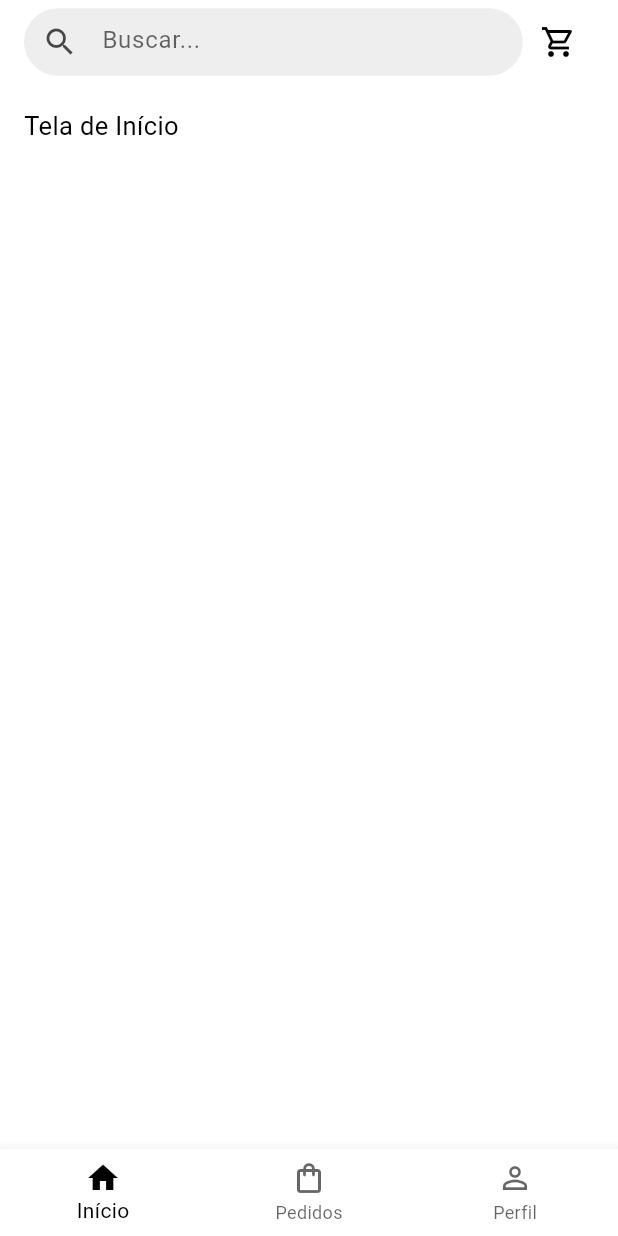
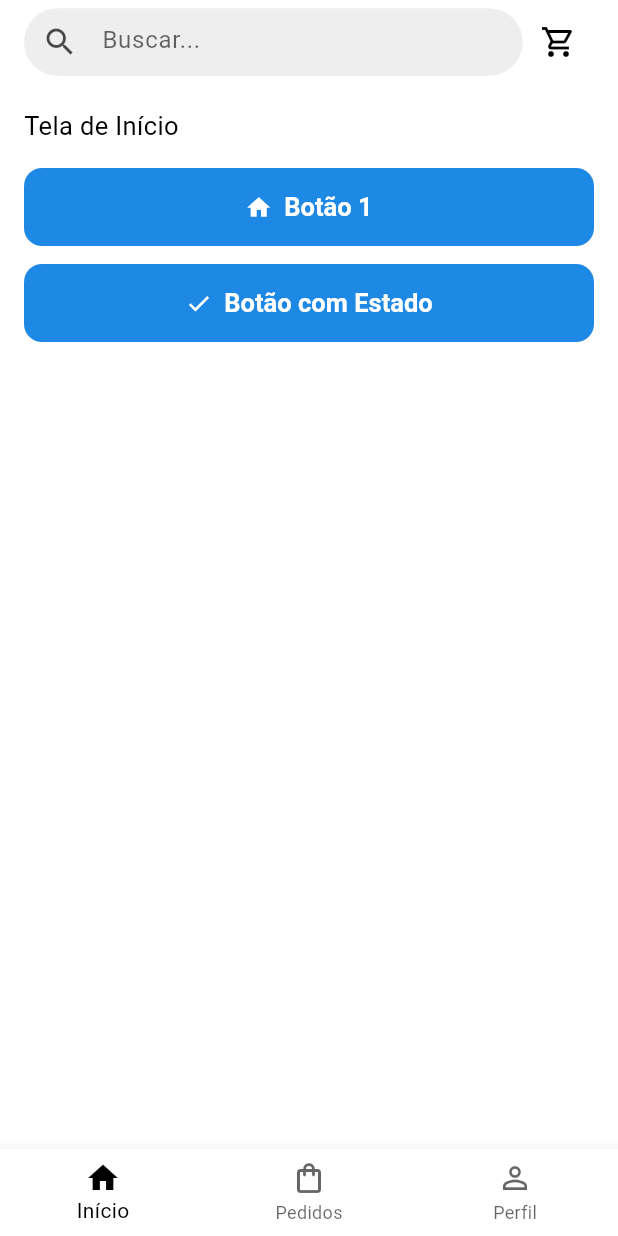
Before and after one commit to carlosxfelipe/flutter-router-starter-kit, a Flutter app: the screen it shows after launch, on a phone screen of 412 x 824 dp. Run offline on Flutter 3.47's test engine with Material 3 defaults, Android fonts, the phone set to English and light mode, and no system bars; our stand-ins replace go_router.

Commit message:
Update README and implement custom Button widget with StatefulButton support

```diff
--- a/lib/screens/home_screen.dart
+++ b/lib/screens/home_screen.dart
@@ -18,11 +18,27 @@ class HomeBody extends StatelessWidget {
 
   @override
   Widget build(BuildContext context) {
-    return const Padding(
-      padding: EdgeInsets.only(left: 16, top: 16),
-      child: Align(
-        alignment: Alignment.topLeft,
-        child: Text('Tela de Início', style: TextStyle(fontSize: 17.0)),
+    // final theme = Theme.of(context);
+    // final colorScheme = theme.colorScheme;
+    // final isDark = theme.brightness == Brightness.dark;
+
+    return Padding(
+      padding: EdgeInsets.all(16),
+      child: Column(
+        crossAxisAlignment: CrossAxisAlignment.start,
+        children: [
+          Text('Tela de Início', style: TextStyle(fontSize: 17.0)),
+          SizedBox(height: 16),
+          Button(label: 'Botão 1', onPressed: () {}, icon: Icons.home),
+          SizedBox(height: 12),
+          StatefulButton(
+            label: 'Botão com Estado',
+            pressedLabel: 'Concluído',
+            onPressed: () {},
+            icon: Icons.check,
+            pressedIcon: Icons.check_circle,
+          ),
+        ],
       ),
     );
   }
--- a/lib/widgets.dart
+++ b/lib/widgets.dart
@@ -2,3 +2,4 @@ export 'package:flutter_router_starter_kit/widgets/custom_bottom_navigation_bar.
 export 'package:flutter_router_starter_kit/widgets/search_app_bar.dart';
 export 'package:flutter_router_starter_kit/widgets/orders_app_bar.dart';
 export 'package:flutter_router_starter_kit/widgets/profile_app_bar.dart';
+export 'package:flutter_router_starter_kit/widgets/button.dart';
--- /dev/null
+++ b/lib/widgets/button.dart
@@ -0,0 +1,247 @@
+import 'package:flutter/foundation.dart';
+
+import 'package:flutter/material.dart';
+
+enum IconPosition { left, right }
+
+enum ButtonState { normal, completed }
+
+class Button extends StatelessWidget {
+  const Button({
+    super.key,
+    required this.label,
+    required this.onPressed,
+    this.icon,
+    this.backgroundColor,
+    this.foregroundColor,
+    this.iconPosition = IconPosition.left,
+    this.outlined = false,
+  });
+
+  final String label;
+  final VoidCallback? onPressed;
+  final IconData? icon;
+  final Color? backgroundColor;
+  final Color? foregroundColor;
+  final IconPosition iconPosition;
+  final bool outlined;
+
+  @override
+  Widget build(BuildContext context) {
+    final colorScheme = Theme.of(context).colorScheme;
+    final bgColor = backgroundColor ?? colorScheme.primary;
+    final fgColor = foregroundColor ?? colorScheme.onPrimary;
+    final effectiveFgColor =
+        onPressed == null ? Theme.of(context).disabledColor : fgColor;
+
+    final ButtonStyle style =
+        outlined
+            ? OutlinedButton.styleFrom(
+              foregroundColor: fgColor,
+              side: BorderSide(color: fgColor),
+              padding: const EdgeInsets.symmetric(vertical: 16),
+              minimumSize: kIsWeb ? const Size.fromHeight(60) : null,
+              shape: RoundedRectangleBorder(
+                borderRadius: BorderRadius.circular(12),
+              ),
+              textStyle: const TextStyle(
+                fontSize: 17,
+                fontWeight: FontWeight.w600,
+              ),
+            )
+            : FilledButton.styleFrom(
+              backgroundColor: bgColor,
+              foregroundColor: fgColor,
+              padding: const EdgeInsets.symmetric(vertical: 16),
+              minimumSize: kIsWeb ? const Size.fromHeight(60) : null,
+              shape: RoundedRectangleBorder(
+                borderRadius: BorderRadius.circular(12),
+              ),
+              textStyle: const TextStyle(
+                fontSize: 17,
+                fontWeight: FontWeight.w600,
+              ),
+            );
+
+    Widget content =
+        icon == null
+            ? Text(label)
+            : iconPosition == IconPosition.right
+            ? Row(
+              mainAxisAlignment: MainAxisAlignment.center,
+              children: [
+                Text(label),
+                const SizedBox(width: 8),
+                Icon(icon, color: effectiveFgColor),
+              ],
+            )
+            : Row(
+              mainAxisAlignment: MainAxisAlignment.center,
+              children: [
+                Icon(icon, color: effectiveFgColor),
+                const SizedBox(width: 8),
+                Text(label),
+              ],
+            );
+
+    return SizedBox(
+      width: double.infinity,
+      child:
+          outlined
+              ? OutlinedButton(
+                onPressed: onPressed,
+                style: style,
+                child: content,
+              )
+              : FilledButton(
+                onPressed: onPressed,
+                style: style,
+                child: content,
+              ),
+    );
+  }
+}
+
+class StatefulButton extends StatefulWidget {
+  const StatefulButton({
+    super.key,
+    required this.label,
+    required this.onPressed,
+    this.pressedLabel,
+    this.icon,
+    this.pressedIcon,
+    this.backgroundColor,
+    this.pressedBackgroundColor,
+    this.foregroundColor,
+    this.pressedForegroundColor,
+    this.iconPosition = IconPosition.left,
+    this.outlined = false,
+    this.resetDuration = const Duration(seconds: 2),
+  });
+
+  final String label;
+  final String? pressedLabel;
+  final VoidCallback? onPressed;
+  final IconData? icon;
+  final IconData? pressedIcon;
+  final Color? backgroundColor;
+  final Color? pressedBackgroundColor;
+  final Color? foregroundColor;
+  final Color? pressedForegroundColor;
+  final IconPosition iconPosition;
+  final bool outlined;
+  final Duration resetDuration;
+
+  @override
+  State<StatefulButton> createState() => _StatefulButtonState();
+}
+
+class _StatefulButtonState extends State<StatefulButton> {
+  ButtonState _state = ButtonState.normal;
+
+  Future<void> _handleTap() async {
+    if (widget.onPressed != null) {
+      widget.onPressed!();
+
+      setState(() {
+        _state = ButtonState.completed;
+      });
+
+      await Future.delayed(widget.resetDuration);
+
+      if (mounted) {
+        setState(() {
+          _state = ButtonState.normal;
+        });
+      }
+    }
+  }
+
+  @override
+  Widget build(BuildContext context) {
+    final colorScheme = Theme.of(context).colorScheme;
+
+    final bool isCompleted = _state == ButtonState.completed;
+
+    final isDark = Theme.of(context).brightness == Brightness.dark;
+
+    final defaultPressedBackgroundColor = isDark ? Colors.white : Colors.black;
+    final defaultPressedForegroundColor = isDark ? Colors.black : Colors.white;
+
+    final bgColor =
+        isCompleted
+            ? widget.pressedBackgroundColor ?? defaultPressedBackgroundColor
+            : widget.backgroundColor ?? colorScheme.primary;
+
+    final fgColor =
+        isCompleted
+            ? widget.pressedForegroundColor ?? defaultPressedForegroundColor
+            : widget.foregroundColor ?? colorScheme.onPrimary;
+
+    final icon = isCompleted ? widget.pressedIcon ?? widget.icon : widget.icon;
+
+    final label =
+        isCompleted ? widget.pressedLabel ?? widget.label : widget.label;
+
+    final ButtonStyle style =
+        widget.outlined
+            ? OutlinedButton.styleFrom(
+              foregroundColor: fgColor,
+              side: BorderSide(color: fgColor),
+              padding: const EdgeInsets.symmetric(vertical: 16),
+              minimumSize: kIsWeb ? const Size.fromHeight(60) : null,
+              shape: RoundedRectangleBorder(
+                borderRadius: BorderRadius.circular(12),
+              ),
+              textStyle: const TextStyle(
+                fontSize: 17,
+                fontWeight: FontWeight.w600,
+              ),
+            )
+            : FilledButton.styleFrom(
+              backgroundColor: bgColor,
+              foregroundColor: fgColor,
+              padding: const EdgeInsets.symmetric(vertical: 16),
+              minimumSize: kIsWeb ? const Size.fromHeight(60) : null,
+              shape: RoundedRectangleBorder(
+                borderRadius: BorderRadius.circular(12),
+              ),
+              textStyle: const TextStyle(
+                fontSize: 17,
+                fontWeight: FontWeight.w600,
+              ),
+            );
+
+    final Widget content =
+        icon == null
+            ? Text(label)
+            : widget.iconPosition == IconPosition.right
+            ? Row(
+              mainAxisAlignment: MainAxisAlignment.center,
+              children: [
+                Text(label),
+                const SizedBox(width: 8),
+                Icon(icon, color: fgColor),
+              ],
+            )
+            : Row(
+              mainAxisAlignment: MainAxisAlignment.center,
+              children: [
+                Icon(icon, color: fgColor),
+                const SizedBox(width: 8),
+                Text(label),
+              ],
+            );
+
+    final button =
+        widget.outlined
+            ? OutlinedButton(
+              onPressed: _handleTap,
+              style: style,
+              child: content,
+            )
+            : FilledButton(onPressed: _handleTap, style: style, child: content);
+
+    return SizedBox(width: double.infinity, child: button);
+  }
+}
```
Also changed, not shown: 1 other file.
